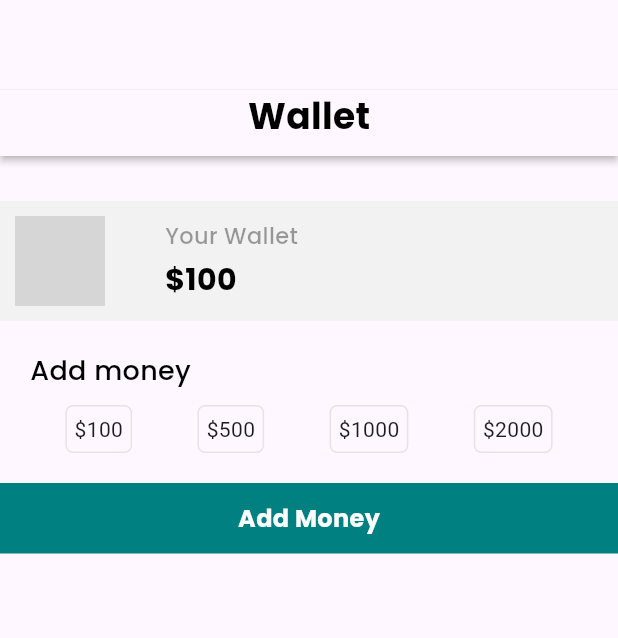
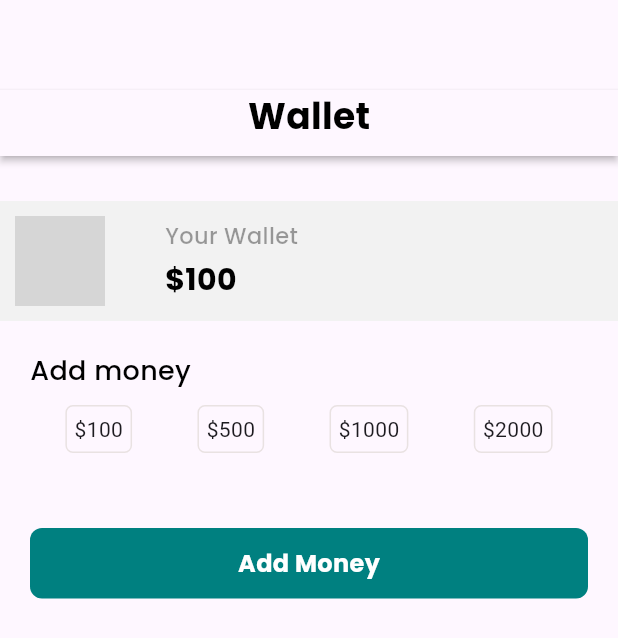
Before and after one commit to YomalB/foodies, a Flutter app: the Wallet screen opened directly, on a phone screen of 412 x 824 dp. Shown: the top 638 px of the screen. Run offline on Flutter 3.47's test engine with Material 3 defaults, Android fonts, the light colour scheme and no system bars; our stand-ins replace curved_navigation_bar, firebase_auth, firebase_core; accounts and stored records are empty; grey boxes are pictures that could not be loaded.

Commit message:
add money desing

```diff
--- a/lib/pages/wallet.dart
+++ b/lib/pages/wallet.dart
@@ -127,12 +127,15 @@ class _WalletState extends State<Wallet> {
               ],
             ),
             SizedBox(
-              height: 20.0,
+              height: 50.0,
             ),
             Container(
+              margin: EdgeInsets.symmetric(horizontal: 20.0),
               padding: EdgeInsets.symmetric(vertical: 12.0),
               width: MediaQuery.of(context).size.width,
-              decoration: BoxDecoration(color: Color(0xFF008080)),
+              decoration: BoxDecoration(
+                  color: Color(0xFF008080),
+                  borderRadius: BorderRadius.circular(8)),
               child: Center(
                 child: Text(
                   "Add Money",
```
